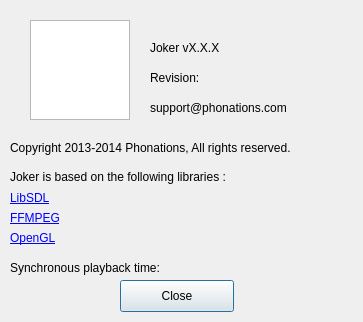
Qt form app/Joker/AboutDialog.ui (JokerSync/Joker) before a commit.
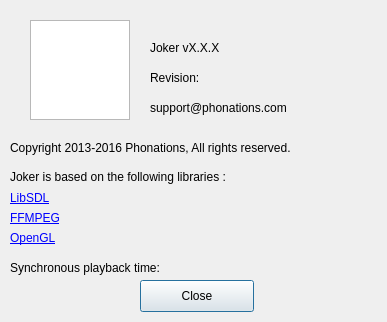
The same form after that commit.

Diff of the .ui file:
```diff
--- a/app/Joker/AboutDialog.ui
+++ b/app/Joker/AboutDialog.ui
@@ -6,7 +6,7 @@
    <rect>
     <x>0</x>
     <y>0</y>
-    <width>363</width>
+    <width>387</width>
     <height>322</height>
    </rect>
   </property>
@@ -23,7 +23,7 @@
     </rect>
    </property>
    <property name="text">
-    <string>Copyright 2013-2014 Phonations, All rights reserved.</string>
+    <string>Copyright 2013-2016 Phonations, All rights reserved.</string>
    </property>
   </widget>
   <widget class="QLabel" name="labelVersion">
@@ -31,7 +31,7 @@
     <rect>
      <x>150</x>
      <y>40</y>
-     <width>121</width>
+     <width>221</width>
      <height>16</height>
     </rect>
    </property>
@@ -42,7 +42,7 @@
   <widget class="QPushButton" name="pushButton">
    <property name="geometry">
     <rect>
-     <x>120</x>
+     <x>140</x>
      <y>280</y>
      <width>114</width>
      <height>32</height>
```
